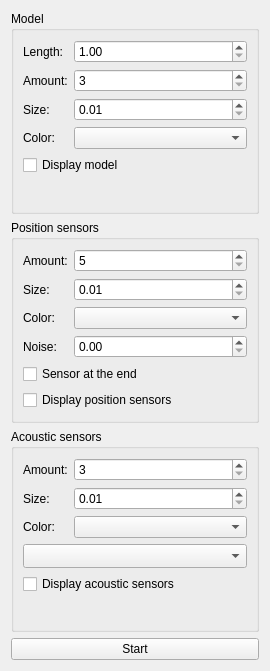
Above: controllPanel.ui from DimonPopov/PopovDS_9304_GraduateWork before the change. Below: the same form after it.
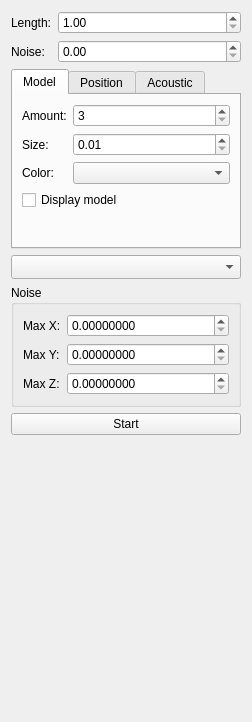
That is the form after the change. The open tabs and pages were chosen to show the change.

Commit message: add noise and rename some value

```diff
--- a/controllPanel.ui
+++ b/controllPanel.ui
@@ -6,20 +6,14 @@
    <rect>
     <x>0</x>
     <y>0</y>
-    <width>270</width>
-    <height>671</height>
+    <width>248</width>
+    <height>722</height>
    </rect>
   </property>
   <property name="windowTitle">
    <string>Form</string>
   </property>
-  <layout class="QVBoxLayout" name="verticalLayout">
-   <item>
-    <widget class="QGroupBox" name="modelGroup">
-     <property name="title">
-      <string>Model</string>
-     </property>
-     <layout class="QFormLayout" name="formLayout_2">
+  <layout class="QFormLayout" name="formLayout_3">
       <item row="0" column="0">
        <widget class="QLabel" name="label_8">
         <property name="text">
@@ -35,13 +29,58 @@
        </widget>
       </item>
       <item row="1" column="0">
+    <widget class="QLabel" name="label_6">
+     <property name="text">
+      <string>Noise:</string>
+     </property>
+    </widget>
+   </item>
+   <item row="1" column="1">
+    <widget class="QDoubleSpinBox" name="maximumDeviationSpin">
+     <property name="singleStep">
+      <double>0.100000000000000</double>
+     </property>
+    </widget>
+   </item>
+   <item row="2" column="0" colspan="2">
+    <widget class="QTabWidget" name="pointsSettingTab">
+     <property name="sizePolicy">
+      <sizepolicy hsizetype="Preferred" vsizetype="Preferred">
+       <horstretch>0</horstretch>
+       <verstretch>0</verstretch>
+      </sizepolicy>
+     </property>
+     <property name="minimumSize">
+      <size>
+       <width>230</width>
+       <height>0</height>
+      </size>
+     </property>
+     <property name="currentIndex">
+      <number>1</number>
+     </property>
+     <property name="elideMode">
+      <enum>Qt::ElideRight</enum>
+     </property>
+     <property name="usesScrollButtons">
+      <bool>true</bool>
+     </property>
+     <property name="movable">
+      <bool>true</bool>
+     </property>
+     <widget class="QWidget" name="tab">
+      <attribute name="title">
+       <string>Model</string>
+      </attribute>
+      <layout class="QFormLayout" name="formLayout_4">
+       <item row="0" column="0">
        <widget class="QLabel" name="label_11">
         <property name="text">
          <string>Amount:</string>
         </property>
        </widget>
       </item>
-      <item row="1" column="1">
+       <item row="0" column="1">
        <widget class="QSpinBox" name="modelCountSpin">
         <property name="minimum">
          <number>3</number>
@@ -51,14 +90,14 @@
         </property>
        </widget>
       </item>
-      <item row="2" column="0">
+       <item row="1" column="0">
        <widget class="QLabel" name="label_9">
         <property name="text">
          <string>Size:</string>
         </property>
        </widget>
       </item>
-      <item row="2" column="1">
+       <item row="1" column="1">
        <widget class="QDoubleSpinBox" name="modelSizeSpin">
         <property name="minimum">
          <double>0.010000000000000</double>
@@ -71,21 +110,21 @@
         </property>
        </widget>
       </item>
-      <item row="3" column="0">
+       <item row="2" column="0">
        <widget class="QLabel" name="label_10">
         <property name="text">
          <string>Color:</string>
         </property>
        </widget>
       </item>
-      <item row="3" column="1">
+       <item row="2" column="1">
        <widget class="QComboBox" name="modelColorCombo">
         <property name="placeholderText">
          <string>Color</string>
         </property>
        </widget>
       </item>
-      <item row="4" column="0" colspan="2">
+       <item row="3" column="0" colspan="2">
        <widget class="QCheckBox" name="modelVisibilityCheck">
         <property name="text">
          <string>Display model</string>
@@ -94,13 +133,11 @@
       </item>
      </layout>
     </widget>
-   </item>
-   <item>
-    <widget class="QGroupBox" name="positionSensorsGroup">
-     <property name="title">
-      <string>Position sensors</string>
-     </property>
-     <layout class="QFormLayout" name="formLayout">
+     <widget class="QWidget" name="tab_3">
+      <attribute name="title">
+       <string>Position</string>
+      </attribute>
+      <layout class="QFormLayout" name="formLayout_2">
       <item row="0" column="0">
        <widget class="QLabel" name="label_3">
         <property name="text">
@@ -155,43 +192,27 @@
         </property>
        </widget>
       </item>
-      <item row="3" column="0">
-       <widget class="QLabel" name="label_6">
-        <property name="text">
-         <string>Noise:</string>
-        </property>
-       </widget>
-      </item>
-      <item row="3" column="1">
-       <widget class="QDoubleSpinBox" name="maximumDeviationSpin">
-        <property name="singleStep">
-         <double>0.100000000000000</double>
-        </property>
-       </widget>
-      </item>
-      <item row="5" column="0" colspan="2">
-       <widget class="QCheckBox" name="positionSensorVisibilityCheck">
-        <property name="text">
-         <string>Display position sensors</string>
-        </property>
-       </widget>
-      </item>
-      <item row="4" column="0" colspan="2">
+       <item row="3" column="0" colspan="2">
        <widget class="QCheckBox" name="positionSensorEnd">
         <property name="text">
          <string>Sensor at the end</string>
         </property>
        </widget>
       </item>
-     </layout>
-    </widget>
-   </item>
-   <item>
-    <widget class="QGroupBox" name="acousticSensorsGroup">
-     <property name="title">
-      <string>Acoustic sensors</string>
-     </property>
-     <layout class="QFormLayout" name="formLayout_3">
+       <item row="4" column="0" colspan="2">
+        <widget class="QCheckBox" name="positionSensorVisibilityCheck">
+         <property name="text">
+          <string>Display position sensors</string>
+         </property>
+        </widget>
+       </item>
+      </layout>
+     </widget>
+     <widget class="QWidget" name="tab_2">
+      <attribute name="title">
+       <string>Acoustic</string>
+      </attribute>
+      <layout class="QFormLayout" name="formLayout">
       <item row="0" column="0">
        <widget class="QLabel" name="label_7">
         <property name="text">
@@ -247,6 +268,17 @@
        </widget>
       </item>
       <item row="3" column="0" colspan="2">
+        <widget class="QCheckBox" name="acousticSensorVisibilityCheck">
+         <property name="text">
+          <string>Display acoustic sensors</string>
+         </property>
+        </widget>
+       </item>
+      </layout>
+     </widget>
+    </widget>
+   </item>
+   <item row="3" column="0" colspan="2">
        <widget class="QComboBox" name="interpolationCombo">
         <property name="sizeAdjustPolicy">
          <enum>QComboBox::AdjustToMinimumContentsLengthWithIcon</enum>
@@ -256,17 +288,67 @@
         </property>
        </widget>
       </item>
-      <item row="4" column="0" colspan="2">
-       <widget class="QCheckBox" name="acousticSensorVisibilityCheck">
+   <item row="5" column="0" colspan="2">
+    <widget class="QGroupBox" name="noiseBox">
+     <property name="title">
+      <string>Noise</string>
+     </property>
+     <layout class="QFormLayout" name="formLayout_5">
+      <item row="0" column="0">
+       <widget class="QLabel" name="label_12">
         <property name="text">
-         <string>Display acoustic sensors</string>
+         <string>Max X:</string>
+        </property>
+       </widget>
+      </item>
+      <item row="0" column="1">
+       <widget class="QDoubleSpinBox" name="maxNoiseX">
+        <property name="decimals">
+         <number>8</number>
+        </property>
+        <property name="singleStep">
+         <double>0.000010000000000</double>
+        </property>
+       </widget>
+      </item>
+      <item row="1" column="0">
+       <widget class="QLabel" name="label_13">
+        <property name="text">
+         <string>Max Y:</string>
+        </property>
+       </widget>
+      </item>
+      <item row="1" column="1">
+       <widget class="QDoubleSpinBox" name="maxNoiseY">
+        <property name="decimals">
+         <number>8</number>
+        </property>
+        <property name="singleStep">
+         <double>0.000010000000000</double>
+        </property>
+       </widget>
+      </item>
+      <item row="2" column="0">
+       <widget class="QLabel" name="label_14">
+        <property name="text">
+         <string>Max Z:</string>
+        </property>
+       </widget>
+      </item>
+      <item row="2" column="1">
+       <widget class="QDoubleSpinBox" name="maxNoiseZ">
+        <property name="decimals">
+         <number>8</number>
+        </property>
+        <property name="singleStep">
+         <double>0.000010000000000</double>
         </property>
        </widget>
       </item>
      </layout>
     </widget>
    </item>
-   <item>
+   <item row="6" column="0" colspan="2">
     <widget class="QPushButton" name="startStopButton">
      <property name="text">
       <string>Start</string>
```
Lines whose indentation alone changed are shown as unchanged. The commit also changes 10 other files.
